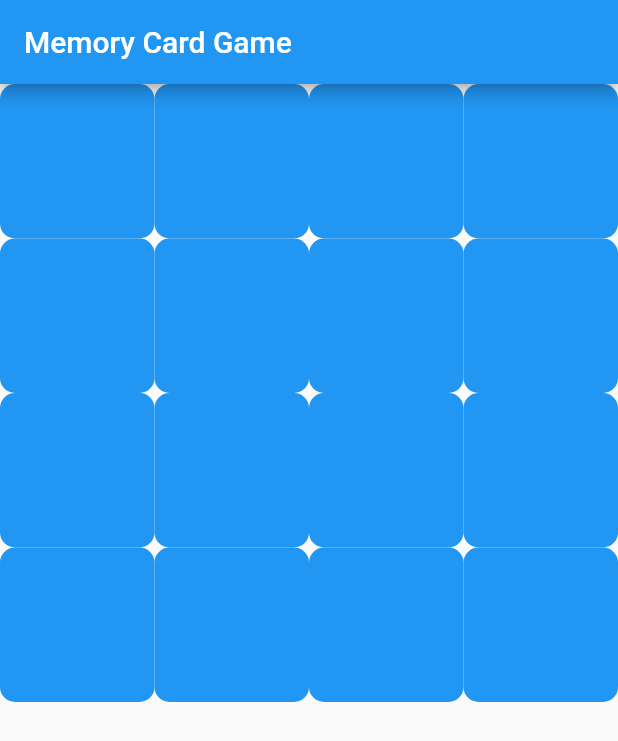
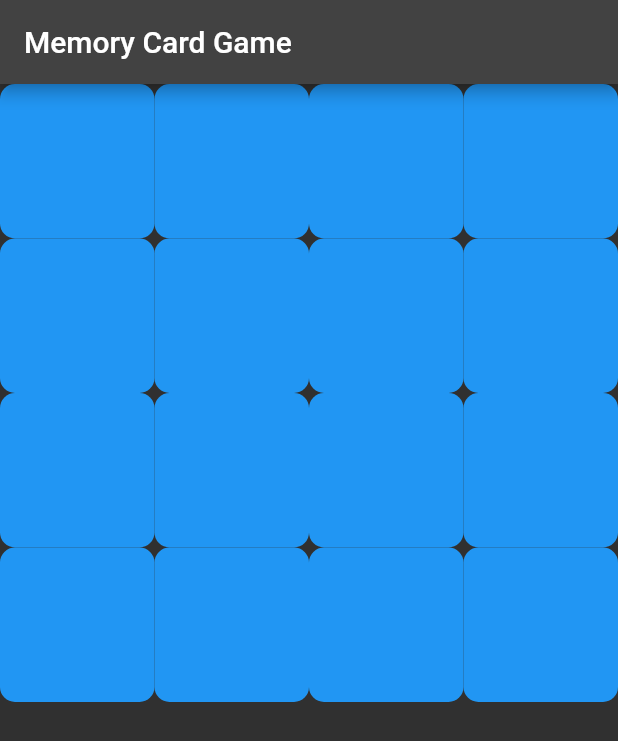
Before and after one commit to AyushC45/matchingcardgame, a Flutter app: the screen it shows after launch, on a phone screen of 412 x 824 dp. Shown: the top 741 px of the screen. Run offline on Flutter 3.47's test engine with Material 2 defaults, Android fonts, the phone set to English and light mode, and no system bars.

Commit message:
Dark theme and reset game button.

```diff
--- a/lib/main.dart
+++ b/lib/main.dart
@@ -7,6 +7,7 @@ void main() {
     ChangeNotifierProvider(
       create: (context) => MemoryGameProvider(),
       child: MaterialApp(
+        theme: ThemeData.dark(),
         home: MemoryGameApp(),
       ),
     ),
@@ -35,6 +36,15 @@ class MemoryGameProvider extends ChangeNotifier {
 
     // Shuffle the cards.
     cards.shuffle();
+  }
+
+  void resetGame() {
+    isGameWon = false;
+    cards.forEach((card) {
+      card.isFaceUp = false;
+    });
+    cards.shuffle();
+    notifyListeners();
   }
 
   void flipCard(int cardId) {
@@ -71,6 +81,8 @@ class MemoryGameProvider extends ChangeNotifier {
 class MemoryGameApp extends StatelessWidget {
   @override
   Widget build(BuildContext context) {
+    final cardProvider = Provider.of<MemoryGameProvider>(context);
+
     return Scaffold(
       appBar: AppBar(title: Text('Memory Card Game')),
       body: Center(
@@ -86,14 +98,31 @@ class MemoryGameApp extends StatelessWidget {
                 },
               ),
             ),
-            if (Provider.of<MemoryGameProvider>(context).isGameWon)
-              Text('You won!'),
+            SizedBox(height: 20), // Add some space between the grid and "You won!" message
+            if (cardProvider.isGameWon)
+              Column(
+                children: [
+                  Text(
+                    'You won!',
+                    style: TextStyle(fontSize: 24), // Adjust the font size as needed
+                  ),
+                  SizedBox(height: 10), // Add space between "You won!" message and button
+                  ElevatedButton(
+                    onPressed: () {
+                      cardProvider.resetGame(); // Add a resetGame method to your provider
+                    },
+                    child: Text('Reset Cards'),
+                  ),
+                ],
+              ),
           ],
         ),
       ),
     );
   }
 }
+
+
 
 class MemoryCard extends StatelessWidget {
   final int cardIndex;
```
